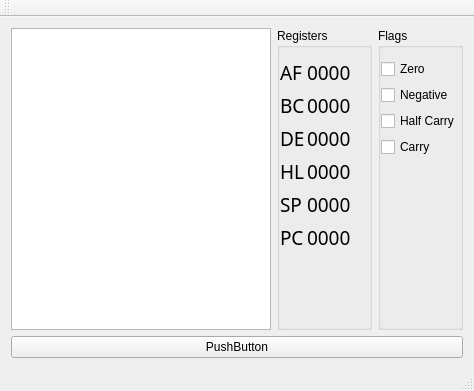
The window that Gambel/mainwindow.ui (Oskenso/gambel) describes before a commit, drawn with Qt 5.
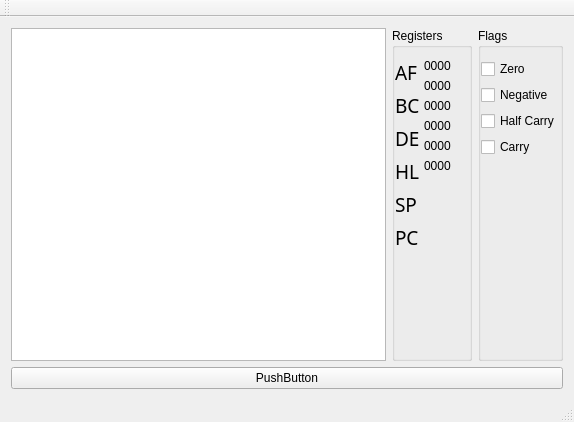
The same window after the commit.

The edit to the form file:
```diff
--- a/Gambel/mainwindow.ui
+++ b/Gambel/mainwindow.ui
@@ -6,8 +6,8 @@
    <rect>
     <x>0</x>
     <y>0</y>
-    <width>474</width>
-    <height>391</height>
+    <width>574</width>
+    <height>422</height>
    </rect>
   </property>
   <property name="windowTitle">
@@ -159,10 +159,7 @@
                  <item>
                   <widget class="QLabel" name="labelRegValAF">
                    <property name="font">
-					   <font>
-                        <family>Ubuntu Mono</family>
-                        <pointsize>14</pointsize>
-                       </font>
+                    <font/>
                    </property>
                    <property name="styleSheet">
                     <string notr="true">text-transform: uppercase;</string>
@@ -175,10 +172,7 @@
                  <item>
                   <widget class="QLabel" name="labelRegValBC">
                    <property name="font">
-					   <font>
-                        <family>Ubuntu Mono</family>
-                        <pointsize>14</pointsize>
-                       </font>
+                    <font/>
                    </property>
                    <property name="styleSheet">
                     <string notr="true">text-transform: uppercase;</string>
@@ -191,10 +185,7 @@
                  <item>
                   <widget class="QLabel" name="labelRegValDE">
                    <property name="font">
-					   <font>
-                        <family>Ubuntu Mono</family>
-                        <pointsize>14</pointsize>
-                       </font>
+                    <font/>
                    </property>
                    <property name="styleSheet">
                     <string notr="true">text-transform: uppercase;</string>
@@ -207,10 +198,7 @@
                  <item>
                   <widget class="QLabel" name="labelRegValHL">
                    <property name="font">
-                    <font>
-                     <family>Ubuntu Mono</family>
-                     <pointsize>14</pointsize>
-                    </font>
+                    <font/>
                    </property>
                    <property name="styleSheet">
                     <string notr="true">text-transform: uppercase;</string>
@@ -223,10 +211,7 @@
                  <item>
                   <widget class="QLabel" name="labelRegValSP">
                    <property name="font">
-					   <font>
-                        <family>Ubuntu Mono</family>
-                        <pointsize>14</pointsize>
-                       </font>
+                    <font/>
                    </property>
                    <property name="styleSheet">
                     <string notr="true">text-transform:uppercase;</string>
@@ -239,10 +224,7 @@
                  <item>
                   <widget class="QLabel" name="labelRegValPC">
                    <property name="font">
-					   <font>
-                        <family>Ubuntu Mono</family>
-                        <pointsize>14</pointsize>
-                       </font>
+                    <font/>
                    </property>
                    <property name="styleSheet">
                     <string notr="true">text-transform:uppercase;</string>
```
Left out of the diff: 2 changed lines with no effect on the pictures.
